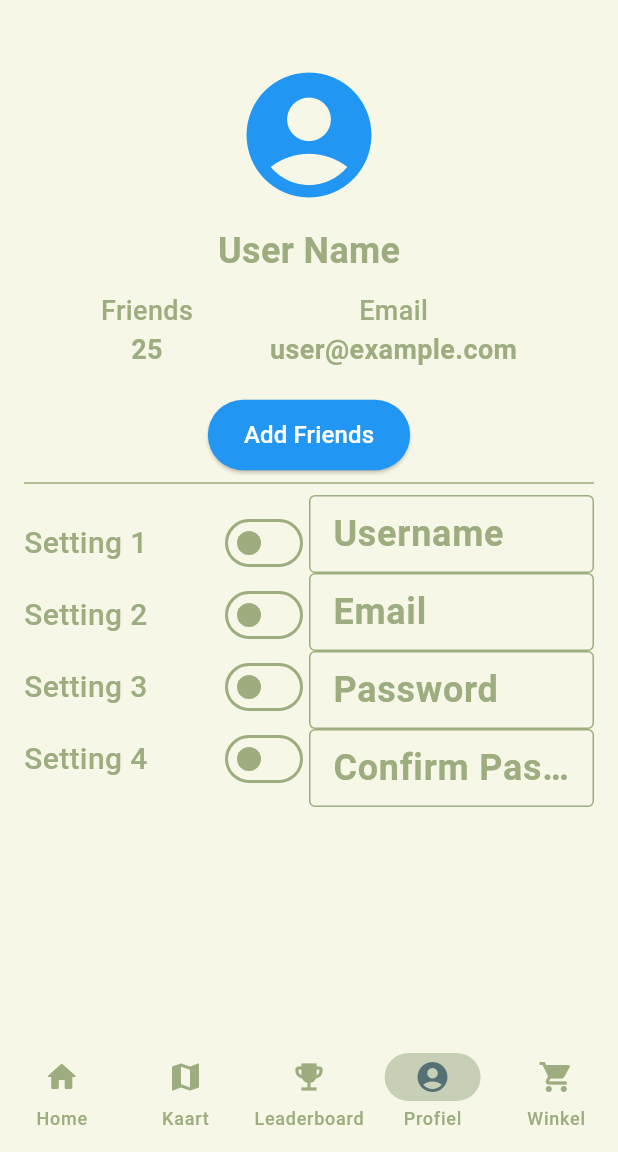
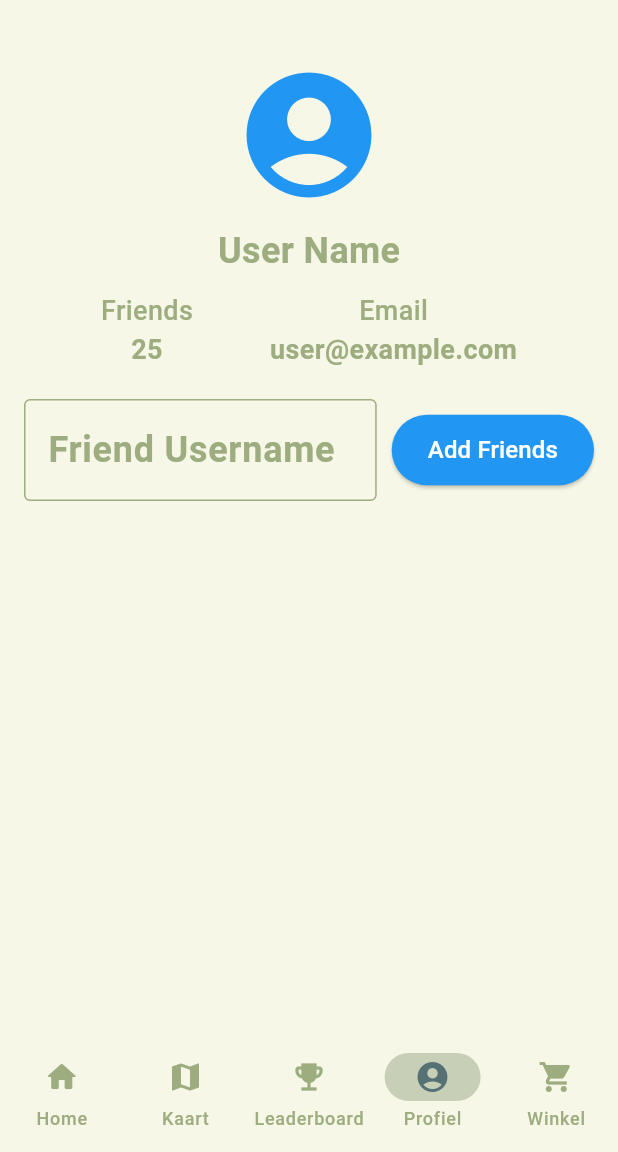
Before and after one commit to joukecooper/IPMEDT4, a Flutter app: the screen it shows once a user with an empty profile is signed in, item 4 of the bottom bar chosen, on a phone screen of 412 x 824 dp, the part 84-1236 px from its top. Run offline on Flutter 3.47's test engine with Material 3 defaults, Android fonts, the phone set to English and light mode, and no system bars; our stand-ins replace firebase_auth, firebase_core, flutter_map, google_fonts, latlong2; missing offline and left inert: gpx; accounts and stored records are empty; network calls fail; Roboto replaces fonts that are missing (Dosis).

Commit message:
profiel pagina change

```diff
--- a/lib/pages/account_page.dart
+++ b/lib/pages/account_page.dart
@@ -11,16 +11,10 @@ class AccountPage extends StatefulWidget {
 }
 
 class _AccountPageState extends State<AccountPage> {
-  bool setting1 = false;
-  bool setting2 = false;
-  bool setting3 = false;
-  bool setting4 = false;
-
+  String username = 'User Name';
+  bool isEditingUsername = false;
   final TextEditingController usernameController = TextEditingController();
-  final TextEditingController emailController = TextEditingController();
-  final TextEditingController passwordController = TextEditingController();
-  final TextEditingController confirmPasswordController =
-  TextEditingController();
+  final TextEditingController addFriendController = TextEditingController();
 
   @override
   Widget build(BuildContext context) {
@@ -32,7 +26,6 @@ class _AccountPageState extends State<AccountPage> {
         child: SingleChildScrollView(
           child: Column(
             children: <Widget>[
-              // Top half of the screen
               Column(
                 mainAxisAlignment: MainAxisAlignment.center,
                 children: <Widget>[
@@ -41,10 +34,39 @@ class _AccountPageState extends State<AccountPage> {
                     size: 100.0,
                     color: Colors.blue,
                   ),
-                  SizedBox(height: 10),
-                  const Text(
-                    'User Name',
-                    style: TextStyle(fontSize: 24, fontWeight: FontWeight.bold),
+                  const SizedBox(height: 10),
+                  GestureDetector(
+                    onTap: () {
+                      setState(() {
+                        isEditingUsername = true;
+                      });
+                    },
+                    child: isEditingUsername
+                        ? Column(
+                      children: [
+                        TextField(
+                          controller: usernameController,
+                          decoration: const InputDecoration(
+                            labelText: 'Enter new username',
+                            border: OutlineInputBorder(),
+                          ),
+                        ),
+                        ElevatedButton(
+                          onPressed: () {
+                            setState(() {
+                              username = usernameController.text;
+                              isEditingUsername = false;
+                            });
+                          },
+                          child: const Text('Update Username'),
+                        ),
+                      ],
+                    )
+                        : Text(
+                      username,
+                      style: const TextStyle(
+                          fontSize: 24, fontWeight: FontWeight.bold),
+                    ),
                   ),
                   const SizedBox(height: 10),
                   const Row(
@@ -79,6 +101,19 @@ class _AccountPageState extends State<AccountPage> {
                     ],
                   ),
                   const SizedBox(height: 20),
+                  Row(
+                    mainAxisAlignment: MainAxisAlignment.spaceEvenly,
+                    children: <Widget>[
+                      Expanded(
+                        child: TextField(
+                          controller: addFriendController,
+                          decoration: const InputDecoration(
+                            labelText: 'Friend Username',
+                            border: OutlineInputBorder(),
+                          ),
+                        ),
+                      ),
+                      const SizedBox(width: 10),
                       ElevatedButton(
                         onPressed: () {
                           // Add friends button logic
@@ -92,62 +127,13 @@ class _AccountPageState extends State<AccountPage> {
                         ),
                         style: ElevatedButton.styleFrom(
                           backgroundColor: Colors.blue, // Change the button color
-                      padding: EdgeInsets.symmetric(
+                          padding: const EdgeInsets.symmetric(
                             vertical: 12, // Adjust the vertical padding
                             horizontal: 24, // Adjust the horizontal padding
                           ),
                         ),
                       ),
                     ],
-              ),
-              const Divider(),
-              // Bottom half of the screen
-              Row(
-                children: <Widget>[
-                  // Left column with settings and sliders
-                  Expanded(
-                    flex: 1,
-                    child: Column(
-                      mainAxisAlignment: MainAxisAlignment.spaceEvenly,
-                      children: <Widget>[
-                        buildSettingRow('Setting 1', setting1, (bool value) {
-                          setState(() {
-                            setting1 = value;
-                          });
-                        }),
-                        buildSettingRow('Setting 2', setting2, (bool value) {
-                          setState(() {
-                            setting2 = value;
-                          });
-                        }),
-                        buildSettingRow('Setting 3', setting3, (bool value) {
-                          setState(() {
-                            setting3 = value;
-                          });
-                        }),
-                        buildSettingRow('Setting 4', setting4, (bool value) {
-                          setState(() {
-                            setting4 = value;
-                          });
-                        }),
-                      ],
-                    ),
-                  ),
-                  // Right column with text fields
-                  Expanded(
-                    flex: 1,
-                    child: Column(
-                      mainAxisAlignment: MainAxisAlignment.spaceEvenly,
-                      children: <Widget>[
-                        buildTextField('Username', usernameController),
-                        buildTextField('Email', emailController),
-                        buildTextField('Password', passwordController,
-                            obscureText: true),
-                        buildTextField(
-                            'Confirm Password', confirmPasswordController,
-                            obscureText: true),
-                      ],
-                    ),
                   ),
                 ],
               ),
@@ -157,34 +143,4 @@ class _AccountPageState extends State<AccountPage> {
       ),
     );
   }
-
-  Widget buildSettingRow(
-      String title, bool value, ValueChanged<bool> onChanged) {
-    return Row(
-      mainAxisAlignment: MainAxisAlignment.spaceBetween,
-      children: <Widget>[
-        Text(title),
-        Switch(
-          value: value,
-          onChanged: onChanged,
-        ),
-      ],
-    );
 }
-
-  Widget buildTextField(String label, TextEditingController controller,
-      {bool obscureText = false}) {
-    return TextField(
-      controller: controller,
-      obscureText: obscureText,
-      decoration: InputDecoration(
-        labelText: label,
-        border: const OutlineInputBorder(),
-        contentPadding: EdgeInsets.symmetric(
-          vertical: 8.0, // Adjust the vertical padding to reduce height
-          horizontal: 12.0, // Adjust the horizontal padding as needed
-        ),
-      ),
-    );
-  }
-}
```
Lines whose indentation alone changed are shown as unchanged.
